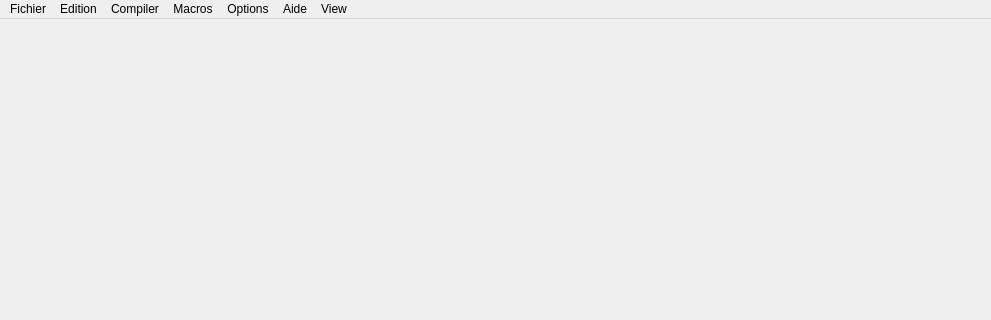
First picture: the form in source/mainwindow.ui, repository Bramas/texiteasy, before the edit; both pictures show x 0 to 991 and y 0 to 320 of the 991 by 633 pixel window.
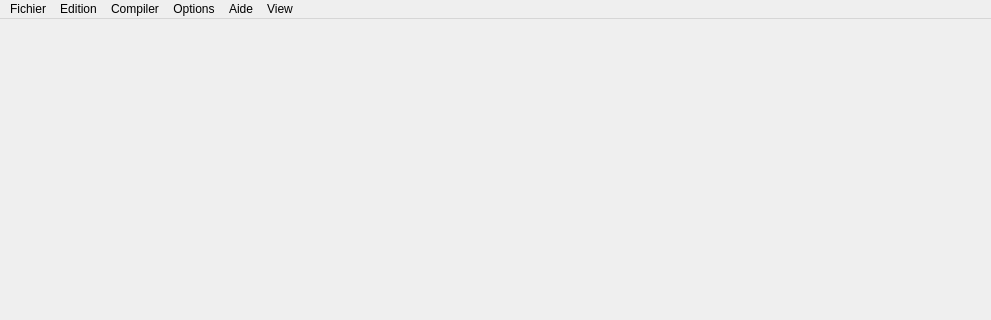
Second picture: the form after the edit.

The edit to the form file:
```diff
--- a/source/mainwindow.ui
+++ b/source/mainwindow.ui
@@ -47,7 +47,7 @@
      <x>0</x>
      <y>0</y>
      <width>991</width>
-     <height>22</height>
+     <height>21</height>
     </rect>
    </property>
    <widget class="QMenu" name="menuFichier">
@@ -132,17 +132,9 @@
     </property>
     <addaction name="actionPdfViewerInItsOwnWidget"/>
    </widget>
-   <widget class="QMenu" name="menuMacros">
-    <property name="title">
-     <string>Macros</string>
-    </property>
-    <addaction name="actionOpenMacrosDialog"/>
-    <addaction name="separator"/>
-   </widget>
    <addaction name="menuFichier"/>
    <addaction name="menuEdition"/>
    <addaction name="menuBuild"/>
-   <addaction name="menuMacros"/>
    <addaction name="menuOptions"/>
    <addaction name="menuAide"/>
    <addaction name="menuView"/>
```
Left out of the diff: 8 changed lines with no effect on the pictures.
